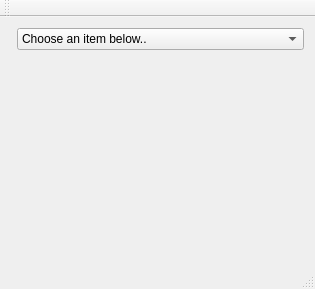
This is SkilThrju/mainwindow.ui in karigeir/Skil3 as Qt 5 draws it before an edit. The edited form follows.
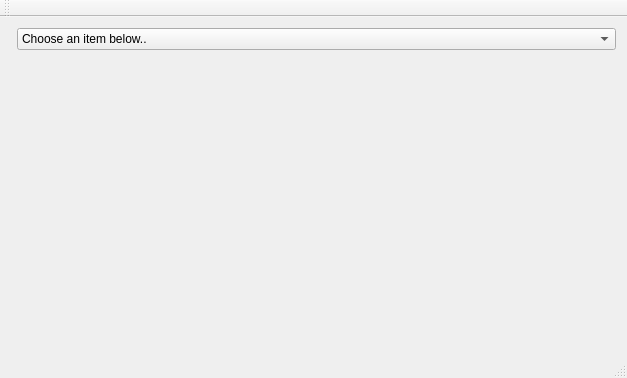
This is the edited form.

Diff of the .ui file:
```diff
--- a/SkilThrju/mainwindow.ui
+++ b/SkilThrju/mainwindow.ui
@@ -6,8 +6,8 @@
    <rect>
     <x>0</x>
     <y>0</y>
-    <width>315</width>
-    <height>289</height>
+    <width>627</width>
+    <height>378</height>
    </rect>
   </property>
   <property name="windowTitle">
```
Left out of the diff: 19 changed lines with no effect on the pictures.
